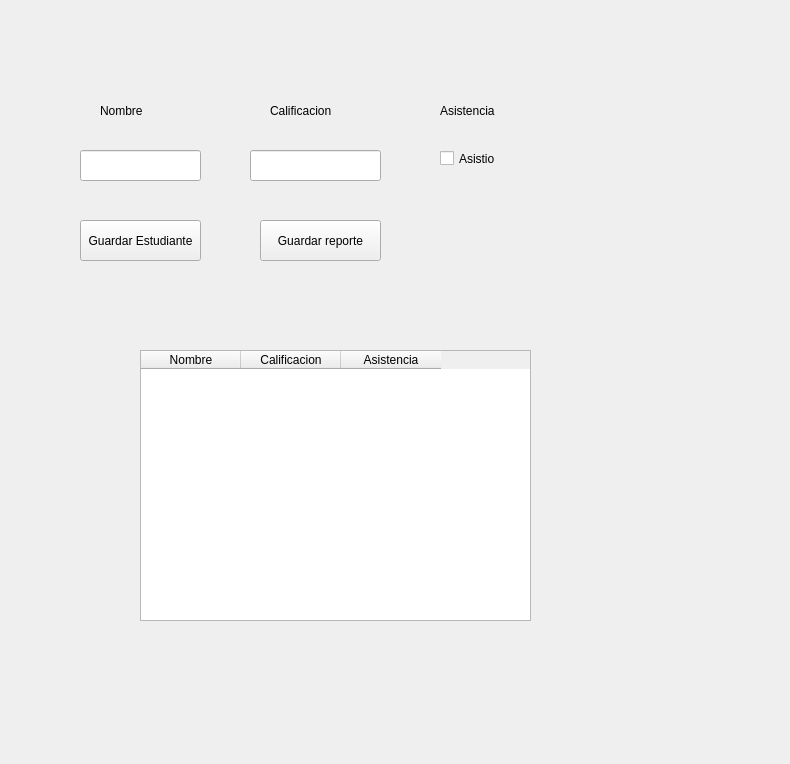
This is sistema_calificaciones.ui in Kbri17/Grupo2 as Qt 5 draws it before an edit. The edited form follows.
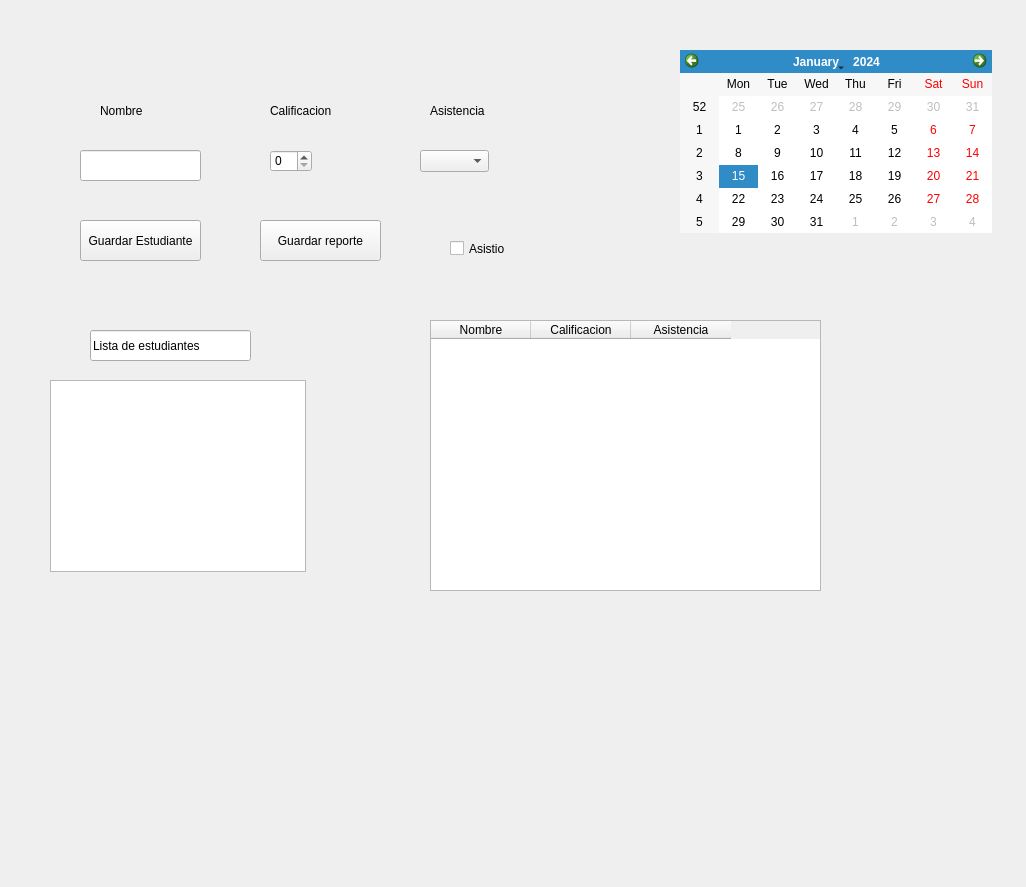
This is the edited form.

Commit message: Revisar codeFinal3

```diff
--- a/sistema_calificaciones.ui
+++ b/sistema_calificaciones.ui
@@ -6,8 +6,8 @@
    <rect>
     <x>0</x>
     <y>0</y>
-    <width>790</width>
-    <height>764</height>
+    <width>1026</width>
+    <height>887</height>
    </rect>
   </property>
   <property name="windowTitle">
@@ -42,7 +42,7 @@
   <widget class="QLabel" name="label_3">
    <property name="geometry">
     <rect>
-     <x>440</x>
+     <x>430</x>
      <y>100</y>
      <width>121</width>
      <height>21</height>
@@ -62,21 +62,11 @@
     </rect>
    </property>
   </widget>
-  <widget class="QLineEdit" name="input_grade">
-   <property name="geometry">
-    <rect>
-     <x>250</x>
-     <y>150</y>
-     <width>131</width>
-     <height>31</height>
-    </rect>
-   </property>
-  </widget>
   <widget class="QCheckBox" name="checkbox_attendance">
    <property name="geometry">
     <rect>
-     <x>440</x>
-     <y>150</y>
+     <x>450</x>
+     <y>240</y>
      <width>70</width>
      <height>17</height>
     </rect>
@@ -114,8 +104,8 @@
   <widget class="QTableWidget" name="tblGrades">
    <property name="geometry">
     <rect>
-     <x>140</x>
-     <y>350</y>
+     <x>430</x>
+     <y>320</y>
      <width>391</width>
      <height>271</height>
     </rect>
@@ -136,6 +126,62 @@
     </property>
    </column>
   </widget>
+  <widget class="QCalendarWidget" name="calendar">
+   <property name="geometry">
+    <rect>
+     <x>680</x>
+     <y>50</y>
+     <width>312</width>
+     <height>183</height>
+    </rect>
+   </property>
+  </widget>
+  <widget class="QSpinBox" name="spin_grade">
+   <property name="geometry">
+    <rect>
+     <x>270</x>
+     <y>150</y>
+     <width>42</width>
+     <height>22</height>
+    </rect>
+   </property>
+   <property name="maximum">
+    <number>20</number>
+   </property>
+  </widget>
+  <widget class="QListWidget" name="list_students">
+   <property name="geometry">
+    <rect>
+     <x>50</x>
+     <y>380</y>
+     <width>256</width>
+     <height>192</height>
+    </rect>
+   </property>
+  </widget>
+  <widget class="QComboBox" name="combo_attendance">
+   <property name="geometry">
+    <rect>
+     <x>420</x>
+     <y>150</y>
+     <width>69</width>
+     <height>22</height>
+    </rect>
+   </property>
+  </widget>
+  <widget class="QLineEdit" name="lineEdit">
+   <property name="geometry">
+    <rect>
+     <x>90</x>
+     <y>330</y>
+     <width>161</width>
+     <height>31</height>
+    </rect>
+   </property>
+   <property name="text">
+    <string>Lista de estudiantes</string>
+   </property>
+  </widget>
  </widget>
  <resources/>
  <connections/>
```
The commit also changes 1 other file.
